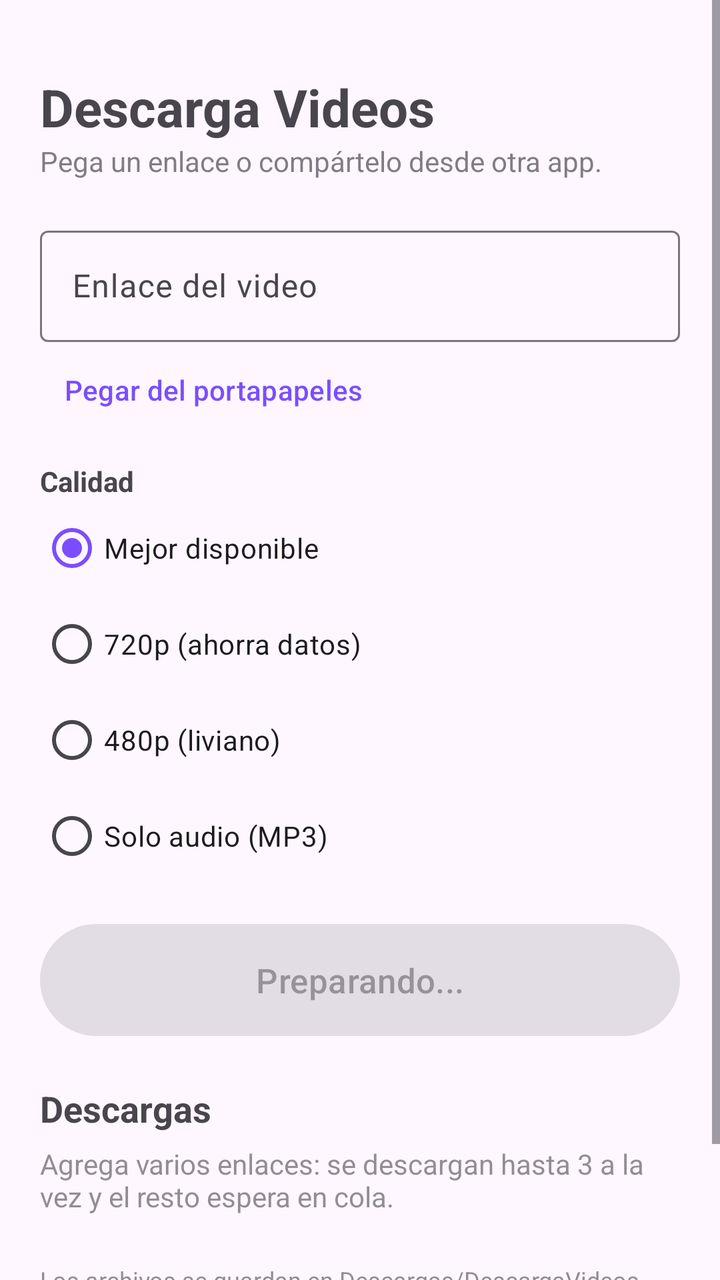
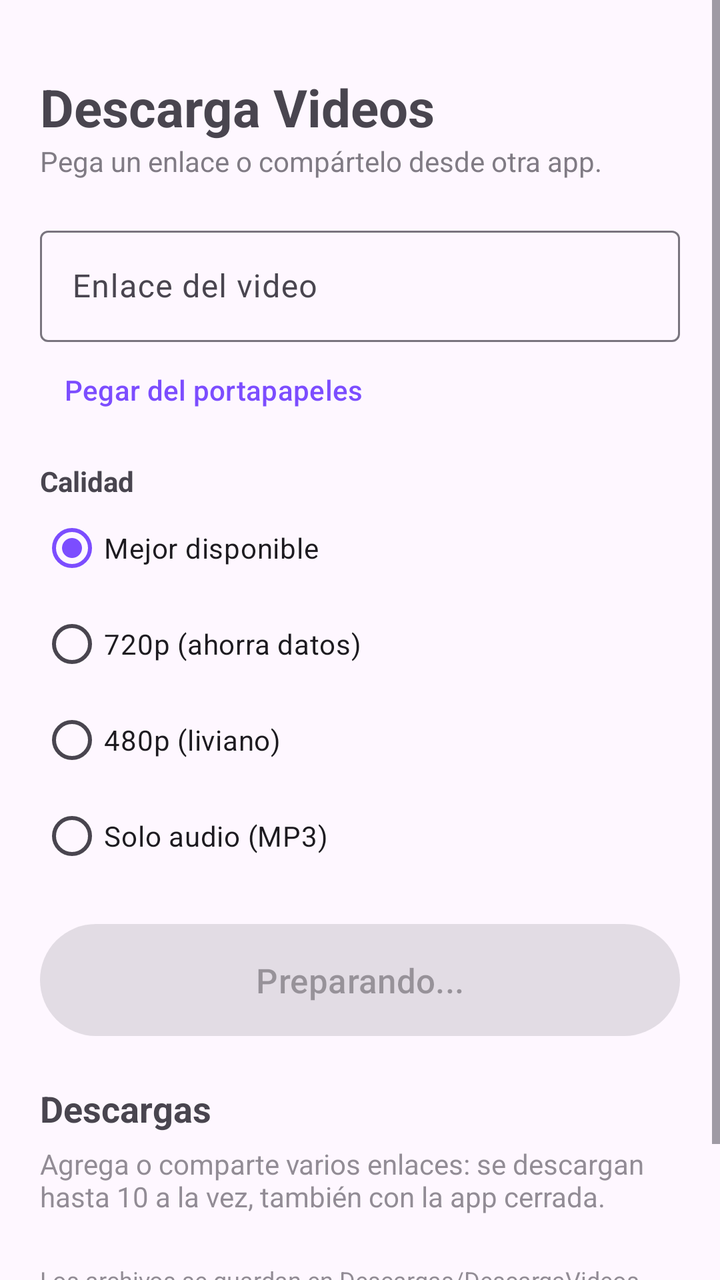

An Android layout rendered at two revisions. The XML below is the earlier revision; the diff shows what the commit changed to produce the second picture.
<!-- AndroidManifest.xml: application theme Theme.DescargaVideos -->
<!-- res/layout/activity_main.xml -->
<?xml version="1.0" encoding="utf-8"?>
<ScrollView xmlns:android="http://schemas.android.com/apk/res/android"
    xmlns:app="http://schemas.android.com/apk/res-auto"
    android:layout_width="match_parent"
    android:layout_height="match_parent"
    android:fillViewport="true">

    <LinearLayout
        android:layout_width="match_parent"
        android:layout_height="wrap_content"
        android:orientation="vertical"
        android:padding="20dp">

        <TextView
            android:layout_width="wrap_content"
            android:layout_height="wrap_content"
            android:text="Descarga Videos"
            android:textSize="26sp"
            android:textStyle="bold"
            android:layout_marginTop="16dp" />

        <TextView
            android:layout_width="wrap_content"
            android:layout_height="wrap_content"
            android:text="Pega un enlace o compártelo desde otra app."
            android:alpha="0.7"
            android:layout_marginBottom="20dp" />

        <com.google.android.material.textfield.TextInputLayout
            android:layout_width="match_parent"
            android:layout_height="wrap_content"
            android:hint="Enlace del video"
            app:endIconMode="clear_text"
            style="@style/Widget.Material3.TextInputLayout.OutlinedBox">

            <com.google.android.material.textfield.TextInputEditText
                android:id="@+id/etUrl"
                android:layout_width="match_parent"
                android:layout_height="wrap_content"
                android:inputType="textUri" />
        </com.google.android.material.textfield.TextInputLayout>

        <com.google.android.material.button.MaterialButton
            android:id="@+id/btnPegar"
            style="@style/Widget.Material3.Button.TextButton"
            android:layout_width="wrap_content"
            android:layout_height="wrap_content"
            android:text="Pegar del portapapeles" />

        <TextView
            android:layout_width="wrap_content"
            android:layout_height="wrap_content"
            android:text="Calidad"
            android:textStyle="bold"
            android:layout_marginTop="12dp" />

        <RadioGroup
            android:id="@+id/rgCalidad"
            android:layout_width="match_parent"
            android:layout_height="wrap_content"
            android:orientation="vertical">

            <RadioButton android:id="@+id/rbMejor" android:layout_width="wrap_content"
                android:layout_height="wrap_content" android:text="Mejor disponible" android:checked="true" />
            <RadioButton android:id="@+id/rb720" android:layout_width="wrap_content"
                android:layout_height="wrap_content" android:text="720p (ahorra datos)" />
            <RadioButton android:id="@+id/rb480" android:layout_width="wrap_content"
                android:layout_height="wrap_content" android:text="480p (liviano)" />
            <RadioButton android:id="@+id/rbAudio" android:layout_width="wrap_content"
                android:layout_height="wrap_content" android:text="Solo audio (MP3)" />
        </RadioGroup>

        <com.google.android.material.button.MaterialButton
            android:id="@+id/btnDescargar"
            android:layout_width="match_parent"
            android:layout_height="64dp"
            android:layout_marginTop="16dp"
            android:enabled="false"
            android:text="Preparando..."
            android:textSize="17sp" />

        <TextView
            android:id="@+id/tvResumen"
            android:layout_width="match_parent"
            android:layout_height="wrap_content"
            android:layout_marginTop="20dp"
            android:text="Descargas"
            android:textSize="18sp"
            android:textStyle="bold" />

        <TextView
            android:id="@+id/tvVacio"
            android:layout_width="match_parent"
            android:layout_height="wrap_content"
            android:layout_marginTop="6dp"
            android:alpha="0.6"
            android:text="Agrega varios enlaces: se descargan hasta 3 a la vez y el resto espera en cola." />

        <LinearLayout
            android:id="@+id/contenedor"
            android:layout_width="match_parent"
            android:layout_height="wrap_content"
            android:orientation="vertical" />

        <TextView
            android:layout_width="wrap_content"
            android:layout_height="wrap_content"
            android:text="Los archivos se guardan en Descargas/DescargaVideos"
            android:alpha="0.6"
            android:textSize="12sp"
            android:layout_marginTop="24dp" />

        <com.google.android.material.button.MaterialButton
            android:id="@+id/btnActualizar"
            style="@style/Widget.Material3.Button.TextButton"
            android:layout_width="wrap_content"
            android:layout_height="wrap_content"
            android:text="Actualizar motor (si un sitio deja de funcionar)" />
    </LinearLayout>
</ScrollView>
<!-- resources referenced by this layout -->
<resources>
  <style name="Theme.DescargaVideos" parent="Theme.Material3.DayNight.NoActionBar">
          <item name="colorPrimary">#7C4DFF</item>
          <item name="colorSecondary">#00BFA5</item>
      </style>
</resources>

<!-- the commit's change to res/layout/activity_main.xml (unified diff, before → after) -->
@@ -94,7 +94,15 @@
             android:layout_height="wrap_content"
             android:layout_marginTop="6dp"
             android:alpha="0.6"
-            android:text="Agrega varios enlaces: se descargan hasta 3 a la vez y el resto espera en cola." />
+            android:text="Agrega o comparte varios enlaces: se descargan hasta 10 a la vez, también con la app cerrada." />
+
+        <com.google.android.material.button.MaterialButton
+            android:id="@+id/btnLimpiar"
+            style="@style/Widget.Material3.Button.TextButton"
+            android:layout_width="wrap_content"
+            android:layout_height="wrap_content"
+            android:text="Limpiar terminadas"
+            android:visibility="gone" />
 
         <LinearLayout
             android:id="@+id/contenedor"
